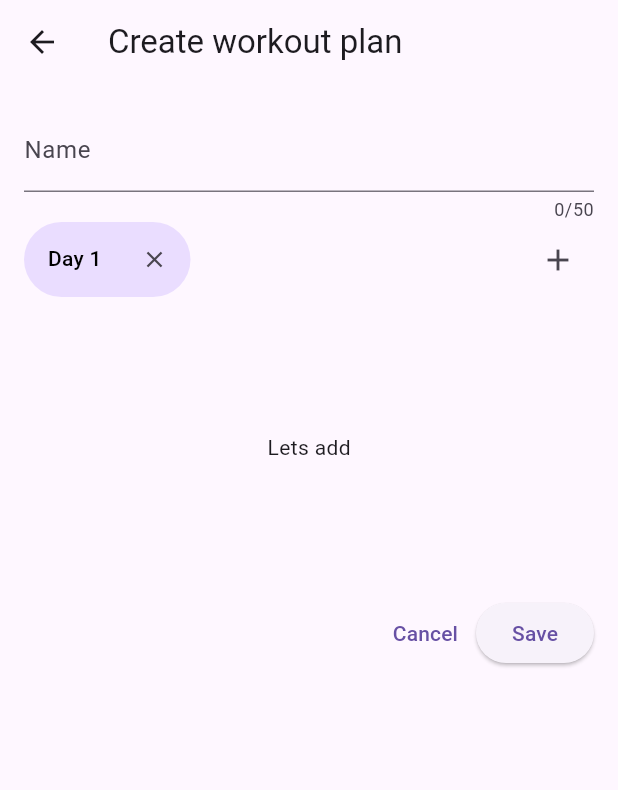
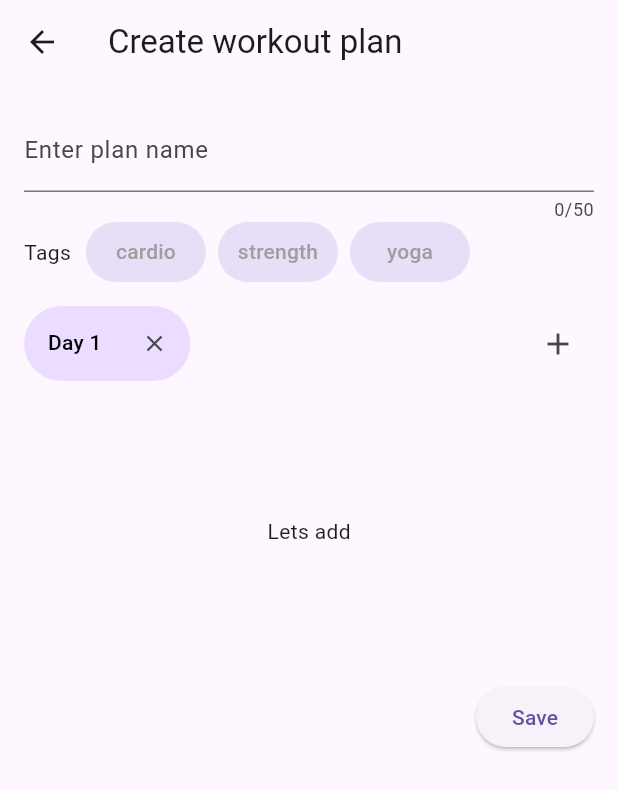
Before and after one commit to kmekarski/gym_partner, a Flutter app: the NewPlanScreen screen opened directly, on a phone screen of 412 x 824 dp. Shown: the top 790 px of the screen. Run offline on Flutter 3.47's test engine with Material 3 defaults, Android fonts, the phone set to English and light mode, and no system bars; our stand-ins replace cloud_firestore, firebase_auth, firebase_core, flutter_riverpod; accounts and stored records are empty.

Commit message:
added form badge widget, added tags picker in new plan screen

```diff
--- a/lib/screens/new_plan.dart
+++ b/lib/screens/new_plan.dart
@@ -9,6 +9,7 @@ import 'package:gym_partner/models/plan_difficulty.dart';
 import 'package:gym_partner/models/plan_tag.dart';
 import 'package:gym_partner/providers/user_plans_provider.dart';
 import 'package:gym_partner/providers/user_provider.dart';
+import 'package:gym_partner/widgets/form_clickable_badge.dart';
 
 class NewPlanScreen extends ConsumerStatefulWidget {
   const NewPlanScreen({super.key});
@@ -34,6 +35,8 @@ class _NewPlanModalState extends ConsumerState<NewPlanScreen> {
   double _daysListElementWidth = 111;
   double _daysListGapWidth = 8;
   double _plusDayButtonWidth = 50;
+
+  List<PlanTag> _selectedTags = [];
 
   void _selectDay(int index) {
     setState(() {
@@ -74,6 +77,18 @@ class _NewPlanModalState extends ConsumerState<NewPlanScreen> {
         curve: Curves.fastOutSlowIn);
   }
 
+  void _toggleTag(PlanTag tag) {
+    if (_selectedTags.contains(tag)) {
+      setState(() {
+        _selectedTags.remove(tag);
+      });
+    } else {
+      setState(() {
+        _selectedTags.add(tag);
+      });
+    }
+  }
+
   void _submitPlanData() async {
     if (!_formKey.currentState!.validate()) {
       return;
@@ -89,7 +104,7 @@ class _NewPlanModalState extends ConsumerState<NewPlanScreen> {
         id: '',
         name: _enteredName,
         days: _days,
-        tags: [PlanTag.cardio],
+        tags: _selectedTags,
         difficulty: PlanDifficulty.beginner,
         authorName: 'someAuthor');
 
@@ -106,15 +121,32 @@ class _NewPlanModalState extends ConsumerState<NewPlanScreen> {
 
   @override
   Widget build(BuildContext context) {
+    final tagSelectedBackgroundColor =
+        Theme.of(context).colorScheme.primaryContainer;
+    final tagUnselectedBackgroundColor =
+        Theme.of(context).colorScheme.secondaryContainer;
+    var tagsPicker = Row(
+      children: [
+        const Text('Tags'),
+        const SizedBox(width: 10),
+        Row(
+          children: [
+            for (final tag in PlanTag.values)
+              FormBadge(
+                  text: tag.toString().split('.').last,
+                  isSelected: _selectedTags.contains(tag),
+                  width: 80,
+                  onTap: () => _toggleTag(tag),
+                  selectedBackgroundColor: tagSelectedBackgroundColor,
+                  unselectedBackgroundColor: tagUnselectedBackgroundColor)
+          ],
+        ),
+      ],
+    );
+
     var bottomButtons = Row(
       mainAxisAlignment: MainAxisAlignment.end,
       children: [
-        TextButton(
-          onPressed: () {
-            Navigator.pop(context);
-          },
-          child: const Text('Cancel'),
-        ),
         ElevatedButton(
           onPressed: _submitPlanData,
           child: _isSending
@@ -143,7 +175,7 @@ class _NewPlanModalState extends ConsumerState<NewPlanScreen> {
       },
       maxLength: 50,
       decoration: const InputDecoration(
-        label: Text('Name'),
+        label: Text('Enter plan name'),
       ),
     );
     return Scaffold(
@@ -157,7 +189,9 @@ class _NewPlanModalState extends ConsumerState<NewPlanScreen> {
           child: Column(
             children: [
               nameTextFormField,
-              Container(
+              tagsPicker,
+              SizedBox(height: 16),
+              SizedBox(
                 height: 50,
                 width: MediaQuery.of(context).size.width,
                 child: Row(
--- /dev/null
+++ b/lib/widgets/form_clickable_badge.dart
@@ -0,0 +1,97 @@
+import 'package:flutter/material.dart';
+
+class FormBadge extends StatefulWidget {
+  FormBadge({
+    super.key,
+    required this.text,
+    required this.onTap,
+    required this.selectedBackgroundColor,
+    required this.unselectedBackgroundColor,
+    this.width = 100,
+    this.height = 40,
+    this.isSelected = false,
+    this.selectedTextColor = Colors.black,
+    this.unselectedTextColor = Colors.grey,
+    this.margin = const EdgeInsets.only(right: 8),
+  })  : hasX = false,
+        onXTap = (() => {});
+
+  const FormBadge.withX({
+    super.key,
+    required this.text,
+    required this.onTap,
+    required this.onXTap,
+    required this.selectedBackgroundColor,
+    required this.unselectedBackgroundColor,
+    this.width = 100,
+    this.height = 40,
+    this.isSelected = false,
+    this.selectedTextColor = Colors.black,
+    this.unselectedTextColor = Colors.grey,
+    this.margin = const EdgeInsets.only(right: 8),
+  }) : hasX = true;
+
+  final String text;
+  final bool hasX;
+  final EdgeInsets margin;
+  final void Function() onTap;
+  final void Function() onXTap;
+  final double width;
+  final double height;
+
+  final bool isSelected;
+
+  final Color selectedTextColor;
+  final Color selectedBackgroundColor;
+  final Color unselectedTextColor;
+  final Color unselectedBackgroundColor;
+
+  @override
+  State<FormBadge> createState() => _FormBadgeState();
+}
+
+class _FormBadgeState extends State<FormBadge> {
+  @override
+  Widget build(BuildContext context) {
+    return Container(
+      margin: widget.margin,
+      child: InkWell(
+        borderRadius: BorderRadius.circular(100),
+        onTap: widget.onTap,
+        child: Container(
+          width: widget.width,
+          height: widget.height,
+          padding: EdgeInsets.only(left: widget.hasX ? 16 : 0),
+          decoration: BoxDecoration(
+            borderRadius: BorderRadius.circular(100),
+            color: widget.isSelected
+                ? widget.selectedBackgroundColor
+                : widget.unselectedBackgroundColor,
+          ),
+          child: Row(
+            mainAxisSize: MainAxisSize.max,
+            mainAxisAlignment: MainAxisAlignment.center,
+            children: [
+              Text(
+                widget.text,
+                style: Theme.of(context).textTheme.titleMedium!.copyWith(
+                    color: widget.isSelected
+                        ? widget.selectedTextColor
+                        : widget.unselectedTextColor,
+                    fontSize: 14),
+              ),
+              if (widget.hasX) const Spacer(),
+              if (widget.hasX)
+                IconButton(
+                  onPressed: widget.onXTap,
+                  icon: const Icon(Icons.close),
+                  iconSize: 18,
+                ),
+            ],
+          ),
+        ),
+      ),
+    );
+    ;
+  }
+}
```
